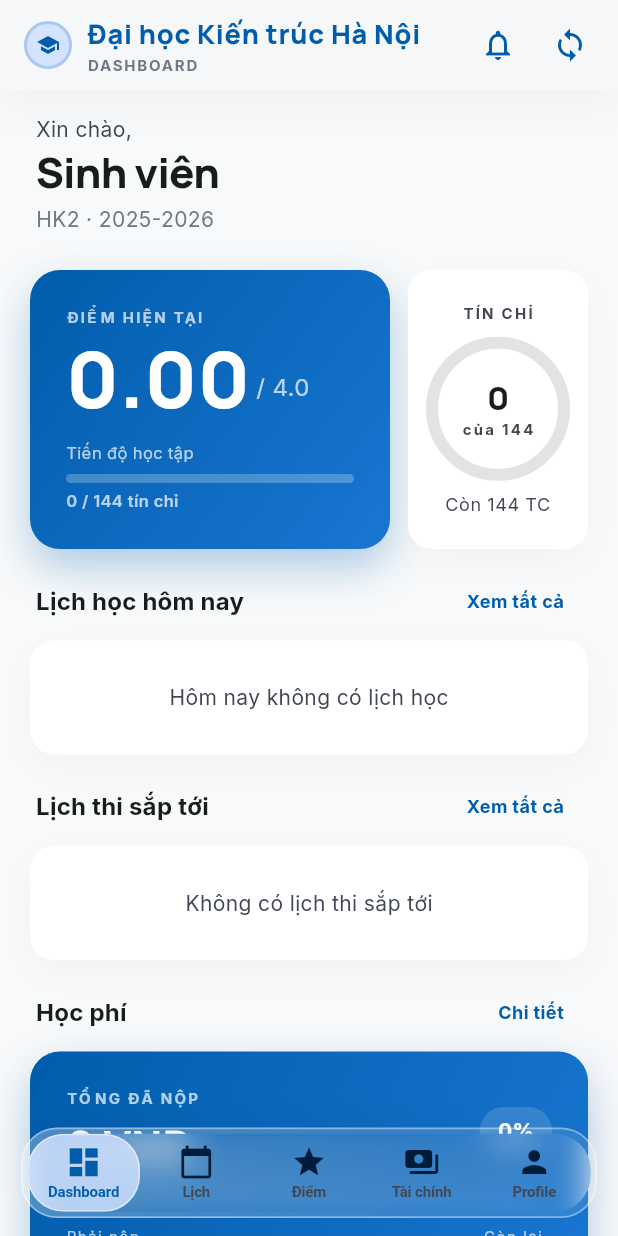
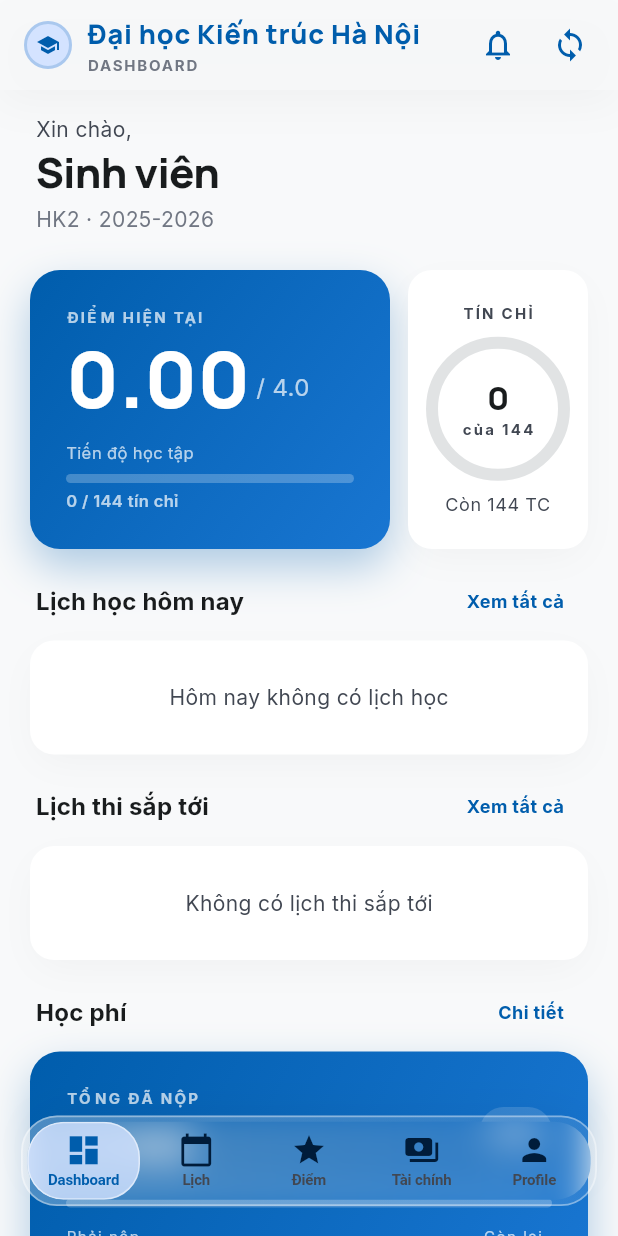
Before and after one commit to itsvantruongg/TramKien, a Flutter app: the MainShell screen opened directly, on a phone screen of 412 x 824 dp. Run offline on Flutter 3.47's test engine with Material 3 defaults, Android fonts, the phone set to English and light mode, and no system bars; our stand-ins replace firebase_analytics, firebase_core, flutter_local_notifications, google_fonts, shared_preferences, sqflite and 1 more; accounts and stored records are empty.

Commit message:
fix ui for ios

```diff
--- a/lib/screens/main_shell.dart
+++ b/lib/screens/main_shell.dart
@@ -258,8 +258,8 @@ class _MainShellState extends State<MainShell>
     final bottomPadding = MediaQuery.of(context).padding.bottom;
 
     return Container(
-      // Giữ margin đáy cố định là 12px theo thiết kế gốc
-      margin: const EdgeInsets.fromLTRB(14, 0, 14, 12),
+      // Giữ margin đáy cố định là 20px theo thiết kế mới
+      margin: const EdgeInsets.fromLTRB(14, 0, 14, 20),
       padding: const EdgeInsets.fromLTRB(3, 3, 3, 3),
       decoration: BoxDecoration(
         // Tạo độ bóng 3D cho bề mặt kính bằng Gradient (thay vì dùng màu trơn)
```
